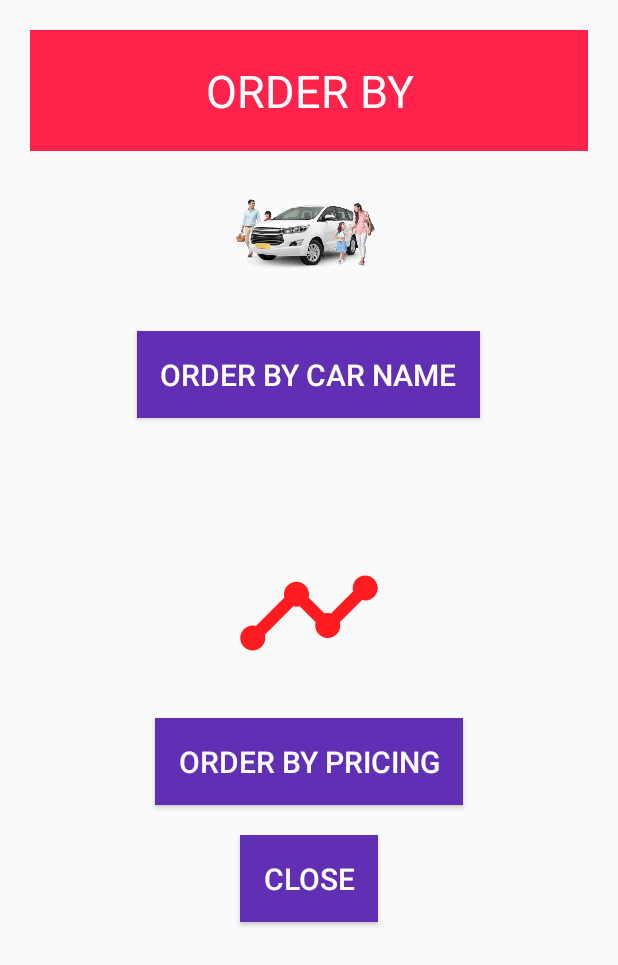
After one commit to ebuddiess/AndroidSummerTrainingProject, an Android app: the layout car_order_by_dialog.xml on its own in the app's theme, with its tools: preview values and no code run, on a phone screen of 412 x 824 dp. The commit adds this screen. Shown: the top 965 px of the screen. Run offline under Robolectric (Android 15) with nearby library versions, the phone set to English and light mode, and no system bars.

Commit message:
Order By Completed

```diff
--- a/app/src/main/res/layout/activity_mytrips.xml
+++ b/app/src/main/res/layout/activity_mytrips.xml
@@ -21,10 +21,10 @@
             android:textColor="@color/colorWhite"
             />
     </LinearLayout>
+
     <android.support.v7.widget.RecyclerView
         android:layout_width="match_parent"
         android:id="@+id/mytrips_recyclerview"
         android:layout_height="match_parent">
     </android.support.v7.widget.RecyclerView>
-
 </LinearLayout>
--- /dev/null
+++ b/app/src/main/res/layout/car_order_by_dialog.xml
@@ -0,0 +1,75 @@
+<?xml version="1.0" encoding="utf-8"?>
+<LinearLayout
+    android:padding="20dp"
+    android:orientation="vertical"
+    xmlns:android="http://schemas.android.com/apk/res/android" android:layout_width="match_parent"
+    android:layout_height="match_parent">
+
+    <LinearLayout
+        android:padding="20dp"
+        android:background="@color/lovelyred"
+        android:layout_width="match_parent"
+        android:layout_height="wrap_content">
+        <TextView
+            android:textColor="@color/colorWhite"
+            android:textAlignment="center"
+            android:text="ORDER BY"
+            android:textSize="30sp"
+            android:layout_width="match_parent"
+            android:layout_height="wrap_content" />
+    </LinearLayout>
+    <LinearLayout
+        android:layout_width="match_parent"
+        android:orientation="vertical"
+        android:layout_height="match_parent">
+
+        <ImageView
+            android:layout_gravity="center"
+            android:src="@drawable/car1"
+            android:layout_width="100dp"
+            android:layout_height="100dp" />
+        <Button
+            android:id="@+id/orderbycarnamebtn"
+            android:layout_marginTop="20dp"
+            android:layout_width="wrap_content"
+            android:padding="15dp"
+            android:layout_height="wrap_content"
+            android:text="ORDER BY CAR NAME"
+            android:textSize="20sp"
+            android:layout_gravity="center"
+            android:background="@color/purple"
+            android:textColor="@color/colorWhite"
+            />
+        <ImageView
+            android:layout_marginTop="80dp"
+            android:layout_gravity="center"
+            android:src="@drawable/fuel_type"
+            android:layout_width="100dp"
+            android:layout_height="100dp" />
+        <Button
+            android:layout_marginTop="20dp"
+            android:id="@+id/orderbypricingbtn"
+            android:layout_width="wrap_content"
+            android:padding="15dp"
+            android:layout_height="wrap_content"
+            android:text="ORDER BY PRICING"
+            android:textSize="20sp"
+            android:layout_gravity="center"
+            android:background="@color/purple"
+            android:textColor="@color/colorWhite"
+            />
+        <Button
+            android:layout_marginTop="20dp"
+            android:layout_width="wrap_content"
+            android:padding="15dp"
+            android:layout_height="wrap_content"
+            android:text="CLOSE"
+            android:textSize="20sp"
+            android:id="@+id/orderbyclosebtn"
+            android:layout_gravity="center"
+            android:background="@color/purple"
+            android:textColor="@color/colorWhite"
+            />
+    </LinearLayout>
+
+</LinearLayout>
```
Also changed, not shown: app/src/main/java/com/example/ebuddiess/vehiclerentalsystem/ViewCar/Viewcar.java (+97 -1 lines), app/src/main/res/layout/activity_viewcar.xml (+27 -3 lines), app/src/main/res/layout/carfilterdialog.xml (added, +74 -0 lines).
